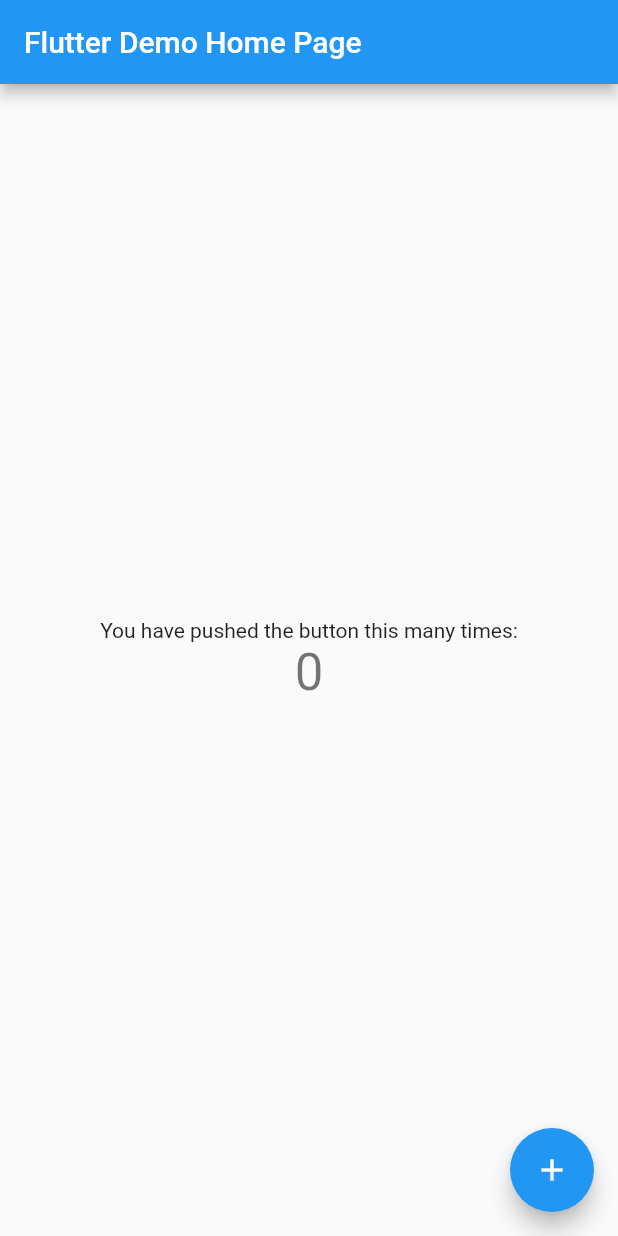
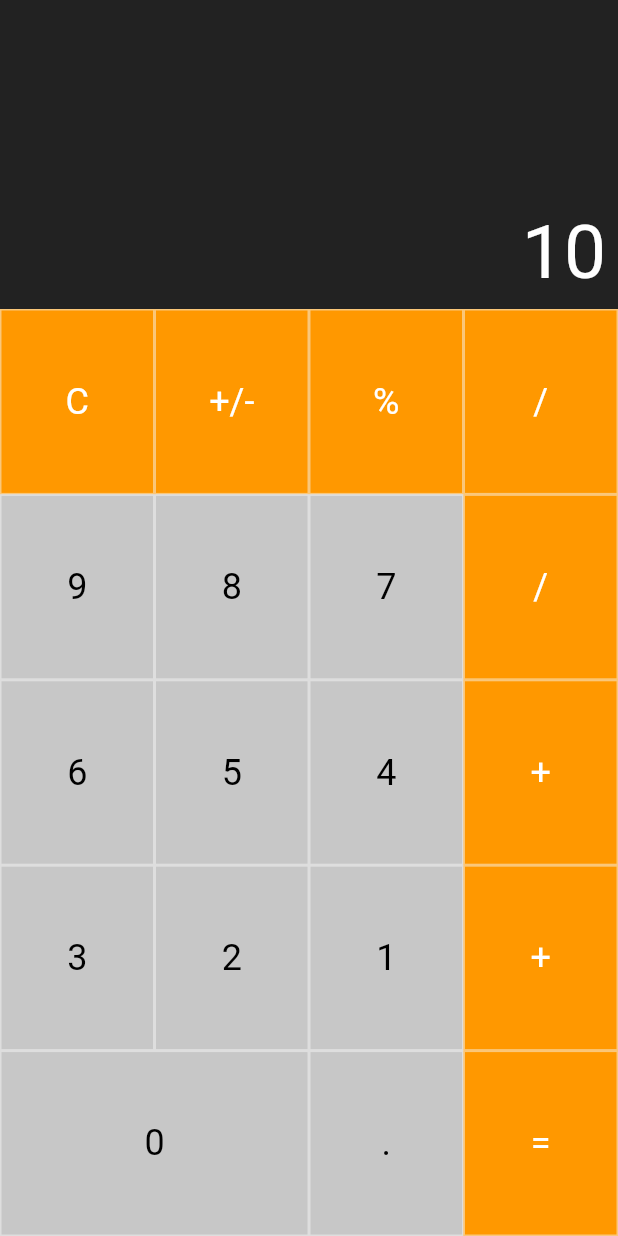
Before and after one commit to akbarpambudi/calculator_app_flutter, a Flutter app: the screen it shows after launch, on a phone screen of 412 x 824 dp. Run offline on Flutter 3.47's test engine with Material 2 defaults, Android fonts, the phone set to English and light mode, and no system bars.

Commit message:
define calculator UI

```diff
--- a/lib/main.dart
+++ b/lib/main.dart
@@ -1,3 +1,4 @@
+import 'package:calculator_app/widget/calculator/calculator_screen.dart';
 import 'package:flutter/material.dart';
 
 void main() => runApp(MyApp());
@@ -18,94 +19,9 @@ class MyApp extends StatelessWidget {
         // or simply save your changes to "hot reload" in a Flutter IDE).
         // Notice that the counter didn't reset back to zero; the application
         // is not restarted.
-        primarySwatch: Colors.blue,
+        primarySwatch: Colors.orange,
       ),
-      home: MyHomePage(title: 'Flutter Demo Home Page'),
+      home: CalculatorScreen(),
     );
   }
 }
-
-class MyHomePage extends StatefulWidget {
-  MyHomePage({Key key, this.title}) : super(key: key);
-
-  // This widget is the home page of your application. It is stateful, meaning
-  // that it has a State object (defined below) that contains fields that affect
-  // how it looks.
-
-  // This class is the configuration for the state. It holds the values (in this
-  // case the title) provided by the parent (in this case the App widget) and
-  // used by the build method of the State. Fields in a Widget subclass are
-  // always marked "final".
-
-  final String title;
-
-  @override
-  _MyHomePageState createState() => _MyHomePageState();
-}
-
-class _MyHomePageState extends State<MyHomePage> {
-  int _counter = 0;
-
-  void _incrementCounter() {
-    setState(() {
-      // This call to setState tells the Flutter framework that something has
-      // changed in this State, which causes it to rerun the build method below
-      // so that the display can reflect the updated values. If we changed
-      // _counter without calling setState(), then the build method would not be
-      // called again, and so nothing would appear to happen.
-      _counter++;
-    });
-  }
-
-  @override
-  Widget build(BuildContext context) {
-    // This method is rerun every time setState is called, for instance as done
-    // by the _incrementCounter method above.
-    //
-    // The Flutter framework has been optimized to make rerunning build methods
-    // fast, so that you can just rebuild anything that needs updating rather
-    // than having to individually change instances of widgets.
-    return Scaffold(
-      appBar: AppBar(
-        // Here we take the value from the MyHomePage object that was created by
-        // the App.build method, and use it to set our appbar title.
-        title: Text(widget.title),
-      ),
-      body: Center(
-        // Center is a layout widget. It takes a single child and positions it
-        // in the middle of the parent.
-        child: Column(
-          // Column is also a layout widget. It takes a list of children and
-          // arranges them vertically. By default, it sizes itself to fit its
-          // children horizontally, and tries to be as tall as its parent.
-          //
-          // Invoke "debug painting" (press "p" in the console, choose the
-          // "Toggle Debug Paint" action from the Flutter Inspector in Android
-          // Studio, or the "Toggle Debug Paint" command in Visual Studio Code)
-          // to see the wireframe for each widget.
-          //
-          // Column has various properties to control how it sizes itself and
-          // how it positions its children. Here we use mainAxisAlignment to
-          // center the children vertically; the main axis here is the vertical
-          // axis because Columns are vertical (the cross axis would be
-          // horizontal).
-          mainAxisAlignment: MainAxisAlignment.center,
-          children: <Widget>[
-            Text(
-              'You have pushed the button this many times:',
-            ),
-            Text(
-              '$_counter',
-              style: Theme.of(context).textTheme.display1,
-            ),
-          ],
-        ),
-      ),
-      floatingActionButton: FloatingActionButton(
-        onPressed: _incrementCounter,
-        tooltip: 'Increment',
-        child: Icon(Icons.add),
-      ), // This trailing comma makes auto-formatting nicer for build methods.
-    );
-  }
-}
--- /dev/null
+++ b/lib/widget/calculator/calculation_previewer.dart
@@ -0,0 +1,26 @@
+import 'package:flutter/material.dart';
+
+class CalculationPreviewer extends StatelessWidget {
+  const CalculationPreviewer({
+    Key key,
+  }) : super(key: key);
+
+  @override
+  Widget build(BuildContext context) {
+    return Container(
+      padding: EdgeInsets.all(8.0),
+      width: double.infinity,
+      color: Color.fromRGBO(34, 34, 34, 1),
+      child: Row(
+        crossAxisAlignment: CrossAxisAlignment.end,
+        mainAxisAlignment: MainAxisAlignment.end,
+        children: <Widget>[
+          Text(
+            "10",
+            style: TextStyle(color: Colors.white, fontSize: 50),
+          ),
+        ],
+      ),
+    );
+  }
+}
--- /dev/null
+++ b/lib/widget/calculator/calculator_key.dart
@@ -0,0 +1,46 @@
+import 'package:flutter/material.dart';
+
+class CalculatorKey extends StatelessWidget {
+  final String symbol;
+  final Function onPress;
+  final int flex;
+  final Color color;
+  final Color textColor;
+
+  CalculatorKey(
+      {@required this.symbol,
+      @required this.onPress,
+      this.flex = 1,
+      this.color,
+      this.textColor});
+
+  Widget build(BuildContext context) {
+    var buttonColor = this.color ?? Color.fromRGBO(199, 199, 199, 1);
+    var textColor = this.textColor ?? Colors.black;
+    var buttonBorderColor = Color.fromRGBO(245, 245, 245, 0.5);
+
+    return Flexible(
+      fit: FlexFit.tight,
+      flex: flex,
+      child: Container(
+        decoration: BoxDecoration(
+            color: buttonColor,
+            border: Border.all(color: buttonBorderColor, width: 1)),
+        child: Material(
+          color: Colors.transparent,
+          child: InkWell(
+            onTap: () {
+              onPress(symbol);
+            },
+            child: Center(
+              child: Text(
+                symbol,
+                style: TextStyle(fontSize: 24, color: textColor),
+              ),
+            ),
+          ),
+        ),
+      ),
+    );
+  }
+}
--- /dev/null
+++ b/lib/widget/calculator/calculator_keyboard.dart
@@ -0,0 +1,147 @@
+import 'package:flutter/material.dart';
+
+import 'calculator_key.dart';
+
+class CalculatorKeyboard extends StatelessWidget {
+  final Function onKeyPressed;
+
+  CalculatorKeyboard({@required this.onKeyPressed});
+
+  Widget build(BuildContext context) {
+    return Container(
+      color: Color.fromARGB(1, 0, 0, 0),
+      child: Column(
+        mainAxisAlignment: MainAxisAlignment.end,
+        children: <Widget>[
+          Flexible(
+            fit: FlexFit.tight,
+            flex: 1,
+            child: Row(
+              children: <Widget>[
+                CalculatorKey(
+                    color: Theme.of(context).primaryColor,
+                    symbol: "C",
+                    textColor: Colors.white,
+                    onPress: onKeyPressed),
+                CalculatorKey(
+                  color: Theme.of(context).primaryColor,
+                  symbol: "+/-",
+                  onPress: onKeyPressed,
+                  textColor: Colors.white,
+                ),
+                CalculatorKey(
+                    color: Theme.of(context).primaryColor,
+                    symbol: "%",
+                    onPress: onKeyPressed,
+                    textColor: Colors.white),
+                CalculatorKey(
+                  color: Theme.of(context).primaryColor,
+                  symbol: "/",
+                  textColor: Colors.white,
+                  onPress: onKeyPressed,
+                )
+              ],
+            ),
+          ),
+          Flexible(
+            fit: FlexFit.tight,
+            flex: 1,
+            child: Row(
+              children: <Widget>[
+                CalculatorKey(
+                  symbol: "9",
+                  onPress: onKeyPressed,
+                ),
+                CalculatorKey(
+                  symbol: "8",
+                  onPress: onKeyPressed,
+                ),
+                CalculatorKey(
+                  symbol: "7",
+                  onPress: onKeyPressed,
+                ),
+                CalculatorKey(
+                    color: Theme.of(context).primaryColor,
+                    symbol: "/",
+                    onPress: onKeyPressed,
+                    textColor: Colors.white)
+              ],
+            ),
+          ),
+          Flexible(
+            fit: FlexFit.tight,
+            flex: 1,
+            child: Row(
+              children: <Widget>[
+                CalculatorKey(
+                  symbol: "6",
+                  onPress: onKeyPressed,
+                ),
+                CalculatorKey(
+                  symbol: "5",
+                  onPress: onKeyPressed,
+                ),
+                CalculatorKey(
+                  symbol: "4",
+                  onPress: onKeyPressed,
+                ),
+                CalculatorKey(
+                    color: Theme.of(context).primaryColor,
+                    symbol: "+",
+                    onPress: onKeyPressed,
+                    textColor: Colors.white)
+              ],
+            ),
+          ),
+          Flexible(
+            fit: FlexFit.tight,
+            flex: 1,
+            child: Row(
+              children: <Widget>[
+                CalculatorKey(
+                  symbol: "3",
+                  onPress: onKeyPressed,
+                ),
+                CalculatorKey(
+                  symbol: "2",
+                  onPress: onKeyPressed,
+                ),
+                CalculatorKey(
+                  symbol: "1",
+                  onPress: onKeyPressed,
+                ),
+                CalculatorKey(
+                    color: Theme.of(context).primaryColor,
+                    symbol: "+",
+                    onPress: onKeyPressed,
+                    textColor: Colors.white)
+              ],
+            ),
+          ),
+          Flexible(
+            fit: FlexFit.tight,
+            flex: 1,
+            child: Row(
+              children: <Widget>[
+                CalculatorKey(
+                  flex: 2,
+                  symbol: "0",
+                  onPress: onKeyPressed,
+                ),
+                CalculatorKey(
+                  symbol: ".",
+                  onPress: onKeyPressed,
+                ),
+                CalculatorKey(
+                    color: Theme.of(context).primaryColor,
+                    symbol: "=",
+                    onPress: onKeyPressed,
+                    textColor: Colors.white)
+              ],
+            ),
+          )
+        ],
+      ),
+    );
+  }
+}
--- /dev/null
+++ b/lib/widget/calculator/calculator_screen.dart
@@ -0,0 +1,28 @@
+import 'package:calculator_app/widget/calculator/calculation_previewer.dart';
+import 'package:flutter/material.dart';
+
+import 'calculator_keyboard.dart';
+
+class CalculatorScreen extends StatelessWidget {
+  @override
+  Widget build(BuildContext context) {
+    return SafeArea(
+      child: Scaffold(
+        body: Column(
+          children: <Widget>[
+            Flexible(
+                fit: FlexFit.tight, flex: 1, child: CalculationPreviewer()),
+            Flexible(
+                fit: FlexFit.tight,
+                flex: 3,
+                child: CalculatorKeyboard(
+                  onKeyPressed: (key) {
+                    print(key);
+                  },
+                ))
+          ],
+        ),
+      ),
+    );
+  }
+}
```
Also changed, not shown: 4 other files.
